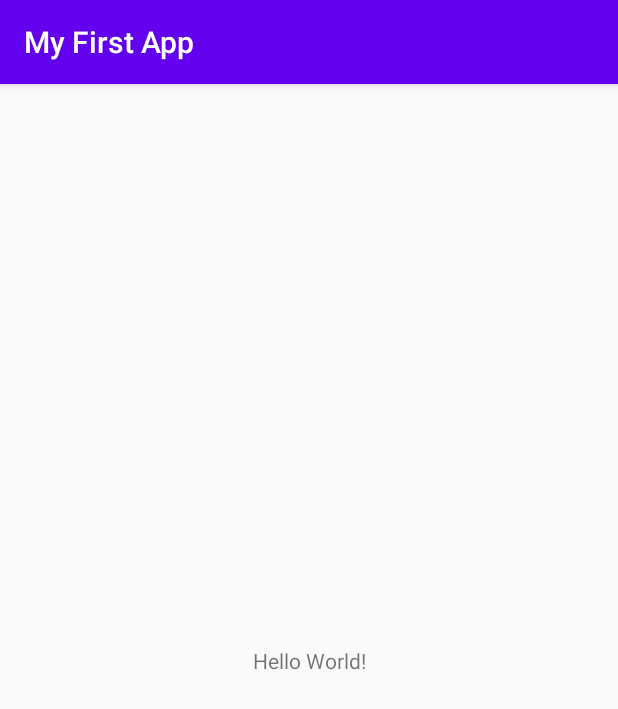
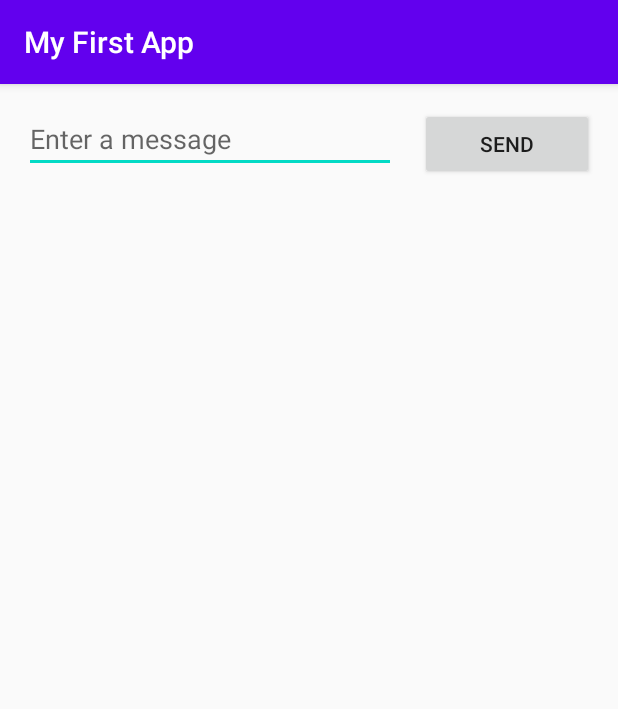
Before and after one commit to danielliao66/my-first-android-app, an Android app: the screen it shows after launch (MainActivity), on a phone screen of 412 x 824 dp. Shown: the top 709 px of the screen. Run offline under Robolectric (Android 15) with nearby library versions, the phone set to English and light mode, and no system bars.

Commit message:
add layout

```diff
--- a/app/src/main/res/layout/activity_main.xml
+++ b/app/src/main/res/layout/activity_main.xml
@@ -6,13 +6,29 @@
     android:layout_height="match_parent"
     tools:context=".MainActivity">
 
-    <TextView
-        android:layout_width="wrap_content"
-        android:layout_height="wrap_content"
-        android:text="Hello World!"
-        app:layout_constraintBottom_toBottomOf="parent"
-        app:layout_constraintLeft_toLeftOf="parent"
-        app:layout_constraintRight_toRightOf="parent"
+    <EditText
+        android:id="@+id/editText"
+        android:layout_width="248dp"
+        android:layout_height="43dp"
+        android:layout_marginStart="16dp"
+        android:layout_marginTop="16dp"
+        android:ems="10"
+        android:hint="@string/edit_message"
+        android:inputType="textPersonName"
+        app:layout_constraintEnd_toStartOf="@+id/button"
+        app:layout_constraintHorizontal_bias="0.5"
+        app:layout_constraintStart_toStartOf="parent"
         app:layout_constraintTop_toTopOf="parent" />
 
+    <Button
+        android:id="@+id/button"
+        android:layout_width="0dp"
+        android:layout_height="wrap_content"
+        android:layout_marginStart="16dp"
+        android:layout_marginEnd="16dp"
+        android:text="@string/button_send"
+        app:layout_constraintBaseline_toBaselineOf="@+id/editText"
+        app:layout_constraintEnd_toEndOf="parent"
+        app:layout_constraintHorizontal_bias="0.5"
+        app:layout_constraintStart_toEndOf="@+id/editText" />
 </android.support.constraint.ConstraintLayout>
--- a/app/src/main/res/values/strings.xml
+++ b/app/src/main/res/values/strings.xml
@@ -1,3 +1,5 @@
 <resources>
     <string name="app_name">My First App</string>
+    <string name="edit_message">Enter a message</string>
+    <string name="button_send">Send</string>
 </resources>
```
